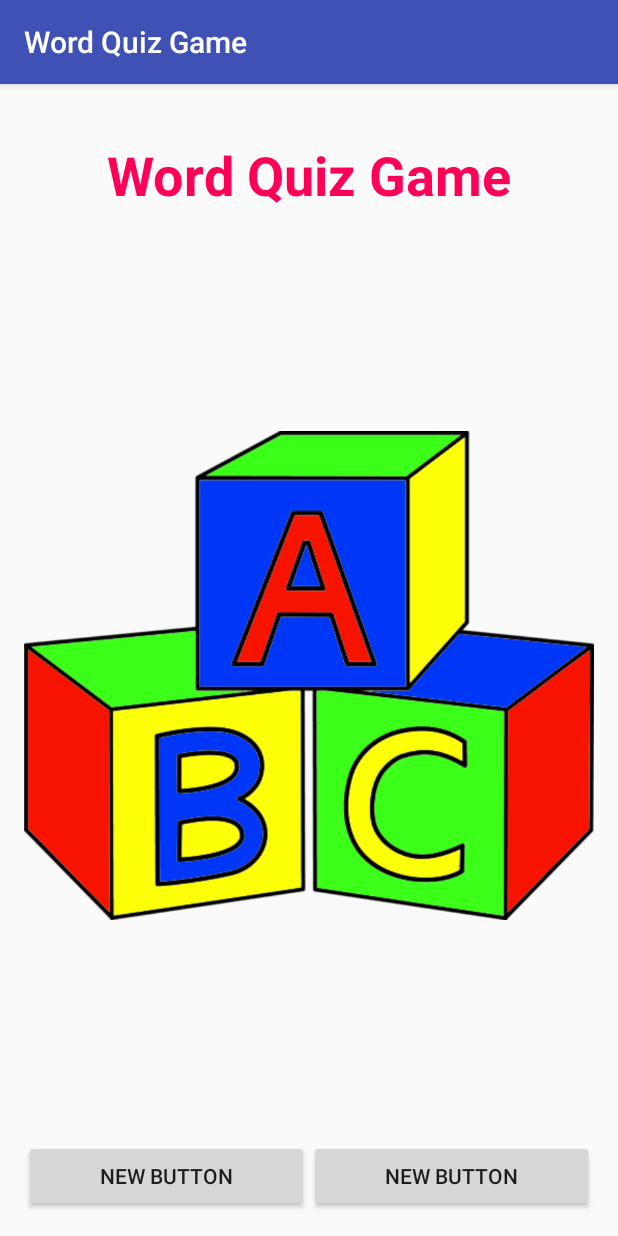
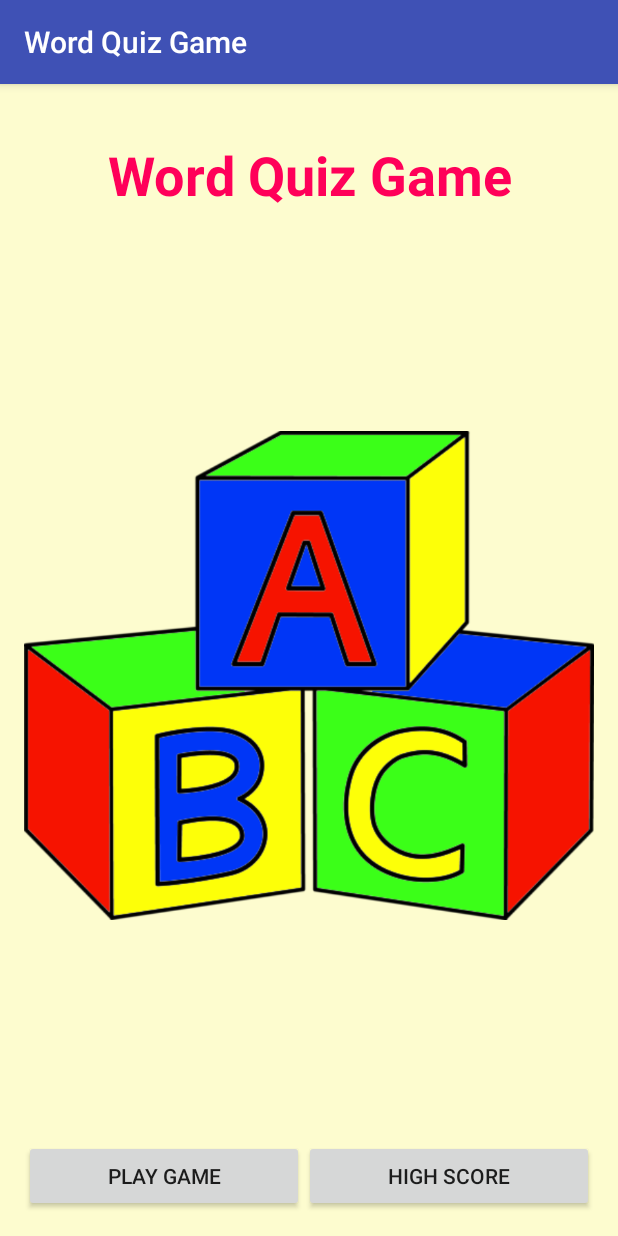
Before and after one commit to 3bugs/WordQuizGame_Live_Class10, an Android app: the screen it shows after launch (MainActivity), on a phone screen of 412 x 824 dp. Run offline under Robolectric (Android 15) with nearby library versions, the phone set to English and light mode, and no system bars.

Commit message:
End of first day

```diff
--- a/app/src/main/java/com/example/wordquizgame/MainActivity.java
+++ b/app/src/main/java/com/example/wordquizgame/MainActivity.java
@@ -1,13 +1,31 @@
 package com.example.wordquizgame;
 
+import android.os.Bundle;
 import android.support.v7.app.AppCompatActivity;
-import android.os.Bundle;
+import android.view.View;
+import android.widget.Button;
+import android.widget.Toast;
 
-public class MainActivity extends AppCompatActivity {
+public class MainActivity extends AppCompatActivity
+        implements View.OnClickListener {
 
     @Override
     protected void onCreate(Bundle savedInstanceState) {
         super.onCreate(savedInstanceState);
         setContentView(R.layout.activity_main);
+
+        Button b = (Button) findViewById(R.id.playGameButton);
+        b.setOnClickListener(this);
+    }
+
+    @Override
+    public void onClick(View v) {
+        Toast t1 = Toast.makeText(
+                MainActivity.this,
+                "Hello",
+                Toast.LENGTH_SHORT
+        );
+
+        t1.show();
     }
 }
--- /dev/null
+++ b/app/src/main/res/layout-land/activity_main.xml
@@ -0,0 +1,61 @@
+<LinearLayout xmlns:android="http://schemas.android.com/apk/res/android"
+              xmlns:tools="http://schemas.android.com/tools"
+              android:layout_width="match_parent"
+              android:layout_height="match_parent"
+              android:background="@color/background_color"
+              android:gravity="center"
+              android:orientation="vertical"
+              android:paddingBottom="@dimen/activity_vertical_margin"
+              android:paddingLeft="@dimen/activity_horizontal_margin"
+              android:paddingRight="@dimen/activity_horizontal_margin"
+              android:paddingTop="@dimen/activity_vertical_margin"
+              tools:context=".MainActivity">
+
+    <TextView
+        android:layout_width="wrap_content"
+        android:layout_height="wrap_content"
+        android:layout_marginTop="20dp"
+        android:gravity="center"
+        android:text="@string/app_title"
+        android:textColor="@color/title_color"
+        android:textSize="36sp"
+        android:textStyle="bold"/>
+
+    <LinearLayout
+        android:layout_width="match_parent"
+        android:layout_height="0dp"
+        android:layout_marginTop="20dp"
+        android:layout_weight="1"
+        android:orientation="horizontal">
+
+        <ImageView
+            android:layout_width="0dp"
+            android:layout_height="match_parent"
+            android:layout_margin="10dp"
+            android:layout_weight="1"
+            android:src="@drawable/logo"/>
+
+        <LinearLayout
+            android:layout_width="0dp"
+            android:layout_height="match_parent"
+            android:layout_weight="1"
+            android:gravity="center_vertical"
+            android:orientation="vertical">
+
+            <Button
+                android:id="@+id/playGameButton"
+                android:layout_width="match_parent"
+                android:layout_height="60dp"
+                android:layout_margin="4dp"
+                android:text="@string/play_game_label"/>
+
+            <Button
+                android:id="@+id/highScoreButton"
+                android:layout_width="match_parent"
+                android:layout_height="60dp"
+                android:layout_margin="4dp"
+                android:text="@string/high_score_label"/>
+
+        </LinearLayout>
+    </LinearLayout>
+</LinearLayout>
--- a/app/src/main/res/layout/activity_main.xml
+++ b/app/src/main/res/layout/activity_main.xml
@@ -7,6 +7,7 @@
     android:paddingBottom="@dimen/activity_vertical_margin"
     android:paddingLeft="@dimen/activity_horizontal_margin"
     android:paddingRight="@dimen/activity_horizontal_margin"
+    android:background="@color/background_color"
     android:paddingTop="@dimen/activity_vertical_margin"
     tools:context=".MainActivity"
     android:gravity="center_horizontal">
@@ -18,7 +19,8 @@
         android:textColor="@color/title_color"
         android:textSize="36sp"
         android:textStyle="bold"
-        android:layout_marginTop="20dp" />
+        android:layout_marginTop="20dp"
+        android:gravity="center_horizontal" />
 
     <ImageView
         android:layout_width="wrap_content"
@@ -32,18 +34,18 @@
         android:orientation="horizontal">
 
         <Button
-            android:id="@+id/button"
+            android:id="@+id/playGameButton"
             android:layout_width="wrap_content"
             android:layout_height="wrap_content"
             android:layout_weight="1"
-            android:text="New Button" />
+            android:text="@string/play_game_label" />
 
         <Button
-            android:id="@+id/button2"
+            android:id="@+id/highScoreButton"
             android:layout_width="wrap_content"
             android:layout_height="wrap_content"
             android:layout_weight="1"
-            android:text="New Button" />
+            android:text="@string/high_score_label" />
     </LinearLayout>
 
 </LinearLayout>
--- a/app/src/main/res/values/colors.xml
+++ b/app/src/main/res/values/colors.xml
@@ -5,4 +5,5 @@
     <color name="colorAccent">#FF4081</color>
 
     <color name="title_color">#ff0059</color>
+    <color name="background_color">#fdfccf</color>
 </resources>
--- a/app/src/main/res/values/strings.xml
+++ b/app/src/main/res/values/strings.xml
@@ -1,4 +1,7 @@
 <resources>
     <string name="app_name">Word Quiz Game</string>
+
     <string name="app_title">Word Quiz Game</string>
+    <string name="play_game_label">Play Game</string>
+    <string name="high_score_label">High Score</string>
 </resources>
```
Also changed, not shown: 1 other file.
